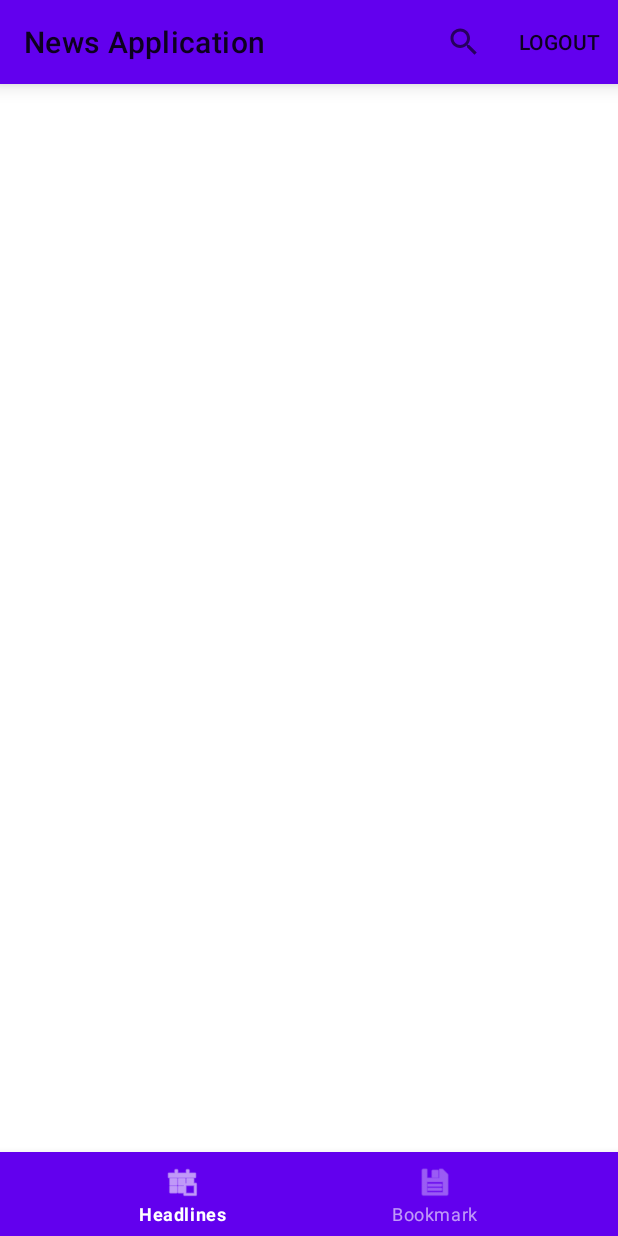
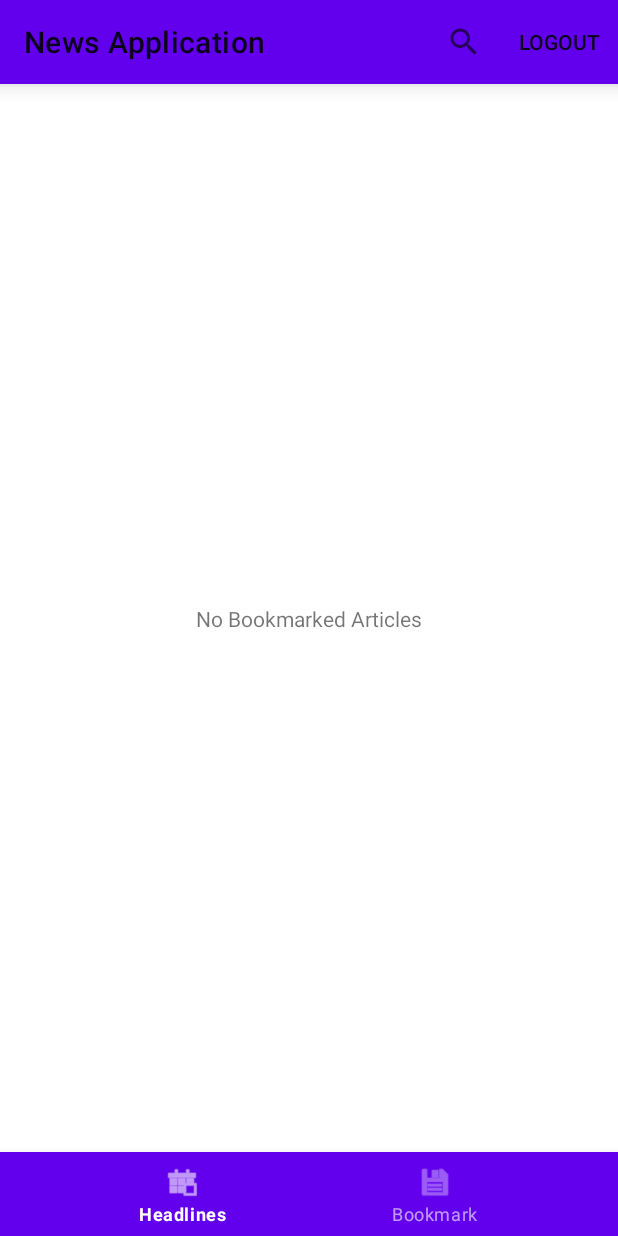
Before and after one commit to dennissetiawan/bcaxone-android-news, an Android app: the fragment BookmarkFragment placed in its activity, on a phone screen of 412 x 824 dp. Run offline under Robolectric (Android 15) with nearby library versions, the phone set to English and light mode, and no system bars; our stand-ins replace Picasso, Room's generated code; pictures from the network do not load; 2 statements that could not run were skipped.

Commit message:
bookmark feature

```diff
--- a/app/src/main/java/com/example/bcaxone_android_news/bookmark/BookmarkFragment.java
+++ b/app/src/main/java/com/example/bcaxone_android_news/bookmark/BookmarkFragment.java
@@ -1,10 +1,12 @@
 package com.example.bcaxone_android_news.bookmark;
 
+import android.content.SharedPreferences;
 import android.os.Bundle;
 import android.util.Log;
 import android.view.LayoutInflater;
 import android.view.View;
 import android.view.ViewGroup;
+import android.widget.TextView;
 
 import androidx.annotation.NonNull;
 import androidx.annotation.Nullable;
@@ -15,6 +17,7 @@ import androidx.recyclerview.widget.RecyclerView;
 
 import com.example.bcaxone_android_news.NewsViewModel;
 import com.example.bcaxone_android_news.R;
+import com.example.bcaxone_android_news.SessionManagement;
 import com.example.bcaxone_android_news.recycler.ItemDataAdapter;
 
 import java.util.ArrayList;
@@ -26,7 +29,7 @@ public class BookmarkFragment extends Fragment {
     NewsViewModel newsViewModel;
     RecyclerView recyclerView;
     ItemDataAdapter itemDataAdapter;
-
+    TextView errorTextView;
     private  ArrayList<ArticlesItem> articlesItemsSource = new ArrayList<>();
 
     public static BookmarkFragment newInstance() {
@@ -40,20 +43,24 @@ public class BookmarkFragment extends Fragment {
         View root = inflater.inflate(R.layout.item_list_recycle_content, container, false);
         newsViewModel = new ViewModelProvider(requireActivity()).get(NewsViewModel.class);
         recyclerView = root.findViewById(R.id.recyclerView);
-        itemDataAdapter = new ItemDataAdapter(articlesItemsSource);
+        errorTextView = root.findViewById(R.id.textview_item_list_recycle_error);
+        itemDataAdapter = new ItemDataAdapter(articlesItemsSource,this);
         recyclerView.setAdapter(itemDataAdapter);
         recyclerView.setLayoutManager(new LinearLayoutManager(getActivity()));
-        getSavedArticlesData();
+        reloadData();
         return root;
     }
 
 
-    private void getSavedArticlesData() {
-        newsViewModel.getFromRoomUserSavedArticles(1).observe(getViewLifecycleOwner(), userWithArticles -> {
+     public void reloadData() {
+        int userId = SessionManagement.getInstance().getUserInSessionId(getContext());
+        Log.d("BookmarkFragment", "get shared article for user id : "+userId);
+        newsViewModel.getFromRoomUserSavedArticles(userId).observe(getViewLifecycleOwner(), userWithArticles -> {
             Log.d("BookmarkFragment", "userwitharticles called");
-            if(userWithArticles == null) {
+            if(userWithArticles == null || userWithArticles.getArticlesItemList().isEmpty()) {
                 Log.d("BookmarkFragment", "userwitharticles not found");
-                return;
+                errorTextView.setText(R.string.no_bookmark);
+                errorTextView.setVisibility(View.VISIBLE);
             }
             Log.d("BookmarkFragment", String.valueOf(userWithArticles.getArticlesItemList().size()));
             articlesItemsSource.clear();
--- a/app/src/main/java/com/example/bcaxone_android_news/home/TabFragment.java
+++ b/app/src/main/java/com/example/bcaxone_android_news/home/TabFragment.java
@@ -77,4 +77,6 @@ public class TabFragment extends Fragment {
 
     }
 
+
+
 }
--- a/app/src/main/java/com/example/bcaxone_android_news/home/TabFragmentContent.java
+++ b/app/src/main/java/com/example/bcaxone_android_news/home/TabFragmentContent.java
@@ -56,7 +56,6 @@ public class TabFragmentContent extends Fragment{
         articlesMasterData = new ArrayList<>();
         articlesItemsSource = new ArrayList<>();
 
-        Log.d("DSW","onCreate"+ pageAPIKeyCategories[pageNumber]);
     }
 
 
@@ -133,7 +132,7 @@ public class TabFragmentContent extends Fragment{
         View root = inflater.inflate(R.layout.item_list_recycle_content, container, false);
         newsViewModel = new ViewModelProvider(requireActivity()).get(NewsViewModel.class);
         recyclerView = root.findViewById(R.id.recyclerView);
-        itemDataAdapter = new ItemDataAdapter(articlesItemsSource);
+        itemDataAdapter = new ItemDataAdapter(articlesItemsSource,this);
         recyclerView.setAdapter(itemDataAdapter);
         recyclerView.setLayoutManager(new LinearLayoutManager(getActivity()));
 //        generateDataWithoutRoom();
@@ -210,4 +209,5 @@ public class TabFragmentContent extends Fragment{
         return foundItem;
     }
 
+
 }
--- a/app/src/main/java/com/example/bcaxone_android_news/recycler/ItemDataAdapter.java
+++ b/app/src/main/java/com/example/bcaxone_android_news/recycler/ItemDataAdapter.java
@@ -1,6 +1,7 @@
 package com.example.bcaxone_android_news.recycler;
 
 import android.content.Context;
+import android.util.Log;
 import android.view.LayoutInflater;
 import android.view.View;
 import android.view.ViewGroup;
@@ -8,9 +9,14 @@ import android.widget.ImageView;
 import android.widget.TextView;
 
 import androidx.annotation.NonNull;
+import androidx.appcompat.app.AppCompatActivity;
+import androidx.fragment.app.Fragment;
 import androidx.recyclerview.widget.RecyclerView;
 
+import com.example.bcaxone_android_news.BottomSheetFragment;
 import com.example.bcaxone_android_news.R;
+import com.example.bcaxone_android_news.repository.NewsRepository;
+import com.google.android.material.bottomsheet.BottomSheetDialog;
 import com.google.android.material.snackbar.Snackbar;
 import com.squareup.picasso.Picasso;
 
@@ -19,10 +25,15 @@ import java.util.ArrayList;
 import model.ArticlesItem;
 
 public class ItemDataAdapter extends RecyclerView.Adapter<ItemDataAdapter.ViewHolder>{
+    //TODO: Delete
     String imageNewsURL;
     private ArrayList<ArticlesItem> items;
-    public ItemDataAdapter(ArrayList<ArticlesItem> items){
+    Context context;
+    Fragment fromFragment;
+
+    public ItemDataAdapter(ArrayList<ArticlesItem> items,Fragment fromFragment){
         this.items = items;
+        this.fromFragment = fromFragment;
 
     }
 
@@ -33,12 +44,18 @@ public class ItemDataAdapter extends RecyclerView.Adapter<ItemDataAdapter.ViewHo
 
     @NonNull
     public ViewHolder onCreateViewHolder(ViewGroup parent, int viewType){
-        Context context = parent.getContext();
+        context = parent.getContext();
+
         LayoutInflater inflater = LayoutInflater.from(context);
         View view = inflater.inflate(R.layout.item_data,parent,false);
         ViewHolder viewHolder = new ViewHolder(view);
         viewHolder.imageView.setImageBitmap(null);
         return viewHolder;
+    }
+
+    public void showBottomSheetDialog(ArticlesItem item) {
+        BottomSheetFragment dialog = new BottomSheetFragment(item,fromFragment);
+        dialog.show(((AppCompatActivity) context).getSupportFragmentManager(),dialog.getTag());
     }
 
     public void onBindViewHolder(ViewHolder holder, int position){
@@ -52,6 +69,12 @@ public class ItemDataAdapter extends RecyclerView.Adapter<ItemDataAdapter.ViewHo
         holder.titleNewsTextView.setText(item.getTitle());
         holder.descNewsTextView.setText(item.getDescription());
         holder.publishDateTextView.setText(item.getPublishedAt());
+        holder.threeDotsTextView.setOnClickListener(new View.OnClickListener() {
+            @Override
+            public void onClick(View view) {
+                showBottomSheetDialog(item);
+            }
+        });
 
     }
 
@@ -61,16 +84,19 @@ public class ItemDataAdapter extends RecyclerView.Adapter<ItemDataAdapter.ViewHo
     }
 
     public class ViewHolder extends RecyclerView.ViewHolder implements View.OnClickListener{
-        TextView titleNewsTextView, publishDateTextView, descNewsTextView;
-        ImageView imageView;
-
+        private TextView titleNewsTextView, publishDateTextView, descNewsTextView, threeDotsTextView;
+        private ImageView imageView;
         public ViewHolder(View itemView) {
             super(itemView);
             titleNewsTextView = itemView.findViewById(R.id.itemdata_textview_news_title);
             publishDateTextView = itemView.findViewById(R.id.itemdata_textview_news_publish);
             descNewsTextView = itemView.findViewById(R.id.itemdata_textview_news_description);
             imageView = itemView.findViewById(R.id.itemdata_image_news);
+            threeDotsTextView = itemView.findViewById(R.id.item_data_more);
+
             itemView.setOnClickListener(this);
+
+
         }
 
         @Override
@@ -81,6 +107,7 @@ public class ItemDataAdapter extends RecyclerView.Adapter<ItemDataAdapter.ViewHo
                 Snackbar.make(view,"Title News : " + titleNewsTextView.getText(),Snackbar.LENGTH_SHORT).show();
             }
         }
+
     }
 
 }
--- a/app/src/main/java/com/example/bcaxone_android_news/room/NewsDAO.java
+++ b/app/src/main/java/com/example/bcaxone_android_news/room/NewsDAO.java
@@ -39,6 +39,9 @@ public interface NewsDAO {
     @Insert(onConflict = OnConflictStrategy.REPLACE)
     void insert(UserArticleCrossRef userArticleCrossRef);
 
+    @Delete
+    void delete(UserArticleCrossRef userArticleCrossRef);
+
     @Insert(onConflict = OnConflictStrategy.REPLACE)
     void insert(User user);
 
--- a/app/src/main/java/com/example/bcaxone_android_news/room/NewsRoomService.java
+++ b/app/src/main/java/com/example/bcaxone_android_news/room/NewsRoomService.java
@@ -41,6 +41,9 @@ public class NewsRoomService {
     public void insert(UserArticleCrossRef userArticleCrossRef){
         AppDatabase.databaseWriteExecutor.execute(() -> newsDAO.insert(userArticleCrossRef));
     }
+    public void delete(UserArticleCrossRef userArticleCrossRef){
+        AppDatabase.databaseWriteExecutor.execute(() -> newsDAO.delete(userArticleCrossRef));
+    }
 
     public void insert(User user){
         AppDatabase.databaseWriteExecutor.execute(() -> newsDAO.insert(user));
--- a/app/src/main/res/layout/item_list_recycle_content.xml
+++ b/app/src/main/res/layout/item_list_recycle_content.xml
@@ -8,8 +8,19 @@
 
 
     <androidx.recyclerview.widget.RecyclerView
+        android:id="@+id/recyclerView"
         android:layout_width="match_parent"
-        android:layout_height="match_parent"
-        android:id="@+id/recyclerView"/>
+        android:layout_height="match_parent" />
 
+    <TextView
+        android:id="@+id/textview_item_list_recycle_error"
+        android:layout_width="wrap_content"
+        android:layout_height="wrap_content"
+        android:text="@string/no_data"
+        android:visibility="invisible"
+        app:layout_constraintBottom_toBottomOf="parent"
+        app:layout_constraintEnd_toEndOf="parent"
+        app:layout_constraintHorizontal_bias="0.5"
+        app:layout_constraintStart_toStartOf="parent"
+        app:layout_constraintTop_toTopOf="parent" />
 </androidx.constraintlayout.widget.ConstraintLayout>
--- a/app/src/main/res/values/strings.xml
+++ b/app/src/main/res/values/strings.xml
@@ -16,5 +16,8 @@
     <string name="password">Password</string>
     <string name="username">Username</string>
     <string name="login">Login</string>
+    <string name="no_data">No Data</string>
+    <string name="no_bookmark">No Bookmarked Articles</string>
+    <string name="three_dots">⋮</string>
 
 </resources>
--- /dev/null
+++ b/app/src/main/res/values/styles.xml
@@ -0,0 +1,16 @@
+<?xml version="1.0" encoding="utf-8"?>
+<resources>
+    <style name="ModalBottomSheetDialog" parent="Widget.MaterialComponents.BottomSheet.Modal">
+        <item name="backgroundTint">@color/white</item>
+        <item name="shapeAppearance">@style/ShapeAppearance.App.LargeComponent</item>
+    </style>
+
+    <style name="ShapeAppearance.App.LargeComponent" parent="ShapeAppearance.MaterialComponents.LargeComponent">
+        <item name="cornerFamily">rounded</item>
+        <item name="cornerSizeTopRight">16dp</item>
+        <item name="cornerSizeTopLeft">16dp</item>
+        <item name="cornerSizeBottomRight">0dp</item>
+        <item name="cornerSizeBottomLeft">0dp</item>
+    </style>
+
+</resources>
--- a/app/src/main/res/values/themes.xml
+++ b/app/src/main/res/values/themes.xml
@@ -12,6 +12,9 @@
         <!-- Status bar color. -->
         <item name="android:statusBarColor" tools:targetApi="l">?attr/colorPrimaryVariant</item>
         <!-- Customize your theme here. -->
+
+        <!-- Bottom dialog -->
+        <item name="bottomSheetDialogTheme">@style/ThemeOverlay.Bcaxoneandroidnews.BottomSheetDialog</item>
     </style>
 
     <style name="Theme.Bcaxoneandroidnews.NoActionBar">
@@ -19,6 +22,9 @@
         <item name="windowNoTitle">true</item>
     </style>
 
+    <style name="ThemeOverlay.Bcaxoneandroidnews.BottomSheetDialog" parent="ThemeOverlay.MaterialComponents.BottomSheetDialog">
+        <item name="bottomSheetStyle">@style/ModalBottomSheetDialog</item>
+    </style>
     <style name="Theme.Bcaxoneandroidnews.AppBarOverlay" parent="ThemeOverlay.AppCompat.Dark.ActionBar" />
 
     <style name="Theme.Bcaxoneandroidnews.PopupOverlay" parent="ThemeOverlay.AppCompat.Light" />
```
Also changed, not shown: app/src/main/java/com/example/bcaxone_android_news/BottomSheetFragment.java (added, +71 -0 lines), app/src/main/java/com/example/bcaxone_android_news/recycler/RecyclerFragment.java (deleted, +0 -122 lines), app/src/main/res/layout/fragment_modal_bottom_sheet_dialog.xml (added, +77 -0 lines), app/src/main/res/layout/item_data.xml (+10 -0 lines).
